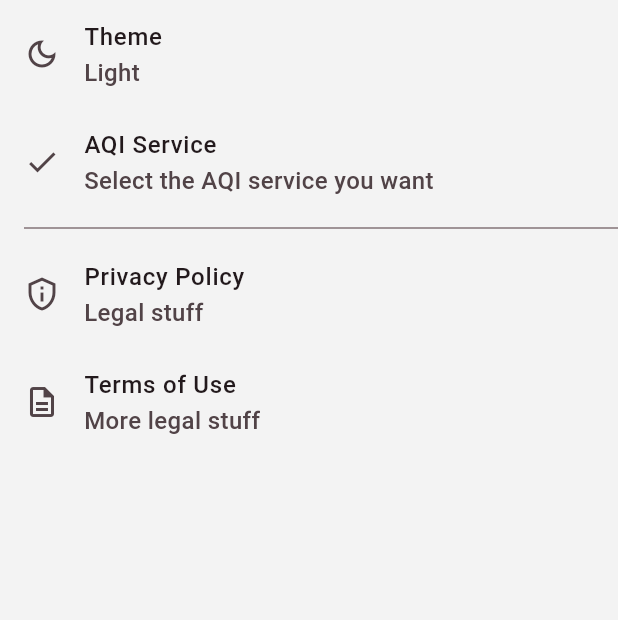
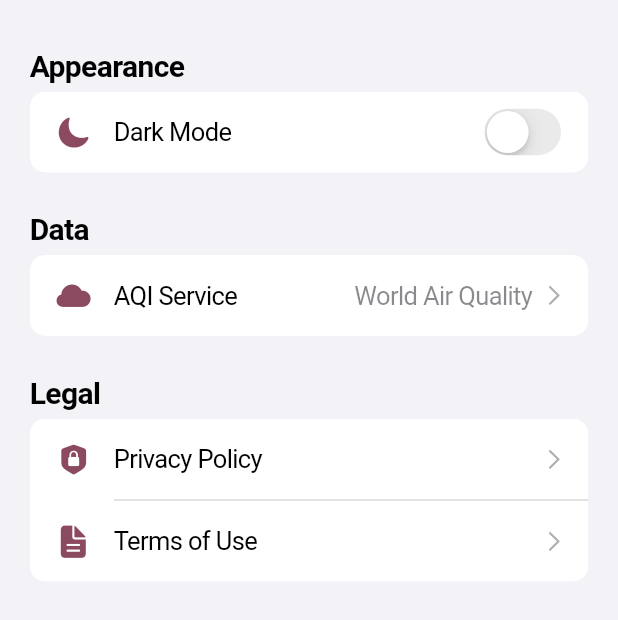
Before and after one commit to amha/ayer, a Flutter app: the SettingsScreen screen opened directly, on a phone screen of 412 x 824 dp. Shown: the top 620 px of the screen. Run offline on Flutter 3.47's test engine with Material 3 defaults, Android fonts, the phone set to English and light mode, and no system bars; our stand-ins replace flutter_dotenv, lottie; missing offline and left inert: liquid_tabbar_minimize.

Commit message:
Refactor settings screen layout and enhance theme selection
- Updated the settings screen to use a CustomScrollView for improved layout and responsiveness.
- Replaced the theme selection dialog with a CupertinoSwitch for easier theme toggling.
- Organized settings options into grouped sections for better visual clarity.
- Cleaned up imports and adjusted background colors based on the current theme for a cohesive design.

```diff
--- a/lib/settings/settings_screen.dart
+++ b/lib/settings/settings_screen.dart
@@ -1,3 +1,4 @@
+import 'package:flutter/cupertino.dart';
 import 'package:flutter/material.dart';
 import 'package:provider/provider.dart';
 import '../design/theme_provider.dart';
@@ -10,87 +11,116 @@ class SettingsScreen extends StatelessWidget {
   @override
   Widget build(BuildContext context) {
     final themeProvider = Provider.of<ThemeProvider>(context);
+    final accentColor = Theme.of(context).colorScheme.primary;
 
+    final isDark = Theme.of(context).brightness == Brightness.dark;
     return Scaffold(
-      backgroundColor: Theme.of(context).scaffoldBackgroundColor,
-      body: ListView(
+      backgroundColor: isDark
+          ? Theme.of(context).scaffoldBackgroundColor
+          : CupertinoColors.systemGroupedBackground,
+      body: CustomScrollView(
+        primary: false,
+        slivers: [
+          const SliverToBoxAdapter(child: SizedBox(height: 16)),
+          SliverToBoxAdapter(
+            child: CupertinoListSection.insetGrouped(
+              header: const Text('Appearance'),
               children: [
-          ListTile(
-            leading: const Icon(Icons.dark_mode_outlined),
-            title: const Text('Theme'),
-            subtitle: Text(themeProvider.isDarkMode ? 'Dark' : 'Light'),
-            onTap: () {
-              showDialog(
-                context: context,
-                builder: (BuildContext context) {
-                  return AlertDialog(
-                    backgroundColor: Theme.of(context).scaffoldBackgroundColor,
-                    title: const Text('Select a theme'),
-                    content: Column(
-                      mainAxisSize: MainAxisSize.min,
-                      children: [
-                        RadioListTile<bool>(
-                          title: const Text('Light'),
-                          value: false,
-                          groupValue: themeProvider.isDarkMode,
-                          onChanged: (bool? value) {
-                            if (value != null) {
+                CupertinoListTile.notched(
+                  leading: Container(
+                    width: 29,
+                    height: 29,
+                    alignment: Alignment.center,
+                    child: Icon(
+                      CupertinoIcons.moon_fill,
+                      color: accentColor,
+                    ),
+                  ),
+                  title: const Text('Dark Mode'),
+                  trailing: CupertinoSwitch(
+                    value: themeProvider.isDarkMode,
+                    onChanged: (value) {
                       themeProvider.toggleTheme(value);
-                              Navigator.pop(context);
-                            }
                     },
                   ),
-                        RadioListTile<bool>(
-                          title: const Text('Dark'),
-                          value: true,
-                          groupValue: themeProvider.isDarkMode,
-                          onChanged: (bool? value) {
-                            if (value != null) {
-                              themeProvider.toggleTheme(value);
-                              Navigator.pop(context);
-                            }
+                ),
+              ],
+            ),
+          ),
+          SliverToBoxAdapter(
+            child: CupertinoListSection.insetGrouped(
+              header: const Text('Data'),
+              children: [
+                CupertinoListTile.notched(
+                  leading: Container(
+                    width: 29,
+                    height: 29,
+                    alignment: Alignment.center,
+                    child: Icon(
+                      CupertinoIcons.cloud_fill,
+                      color: accentColor,
+                    ),
+                  ),
+                  title: const Text('AQI Service'),
+                  additionalInfo: const Text('World Air Quality'),
+                  trailing: const CupertinoListTileChevron(),
+                  onTap: () {
+                    // TODO: Navigate to AQI service selection
                   },
                 ),
               ],
             ),
-                  );
-                },
+          ),
+          SliverToBoxAdapter(
+            child: CupertinoListSection.insetGrouped(
+              header: const Text('Legal'),
+              children: [
+                CupertinoListTile.notched(
+                  leading: Container(
+                    width: 29,
+                    height: 29,
+                    alignment: Alignment.center,
+                    child: Icon(
+                      CupertinoIcons.lock_shield_fill,
+                      color: accentColor,
+                    ),
+                  ),
+                  title: const Text('Privacy Policy'),
+                  trailing: const CupertinoListTileChevron(),
+                  onTap: () {
+                    Navigator.push(
+                      context,
+                      CupertinoPageRoute(
+                        builder: (context) => const PrivacyPolicy(),
+                      ),
                     );
                   },
                 ),
-          const ListTile(
-            leading: Icon(Icons.check),
-            title: Text('AQI Service'),
-            subtitle: Text('Select the AQI service you want'),
+                CupertinoListTile.notched(
+                  leading: Container(
+                    width: 29,
+                    height: 29,
+                    alignment: Alignment.center,
+                    child: Icon(
+                      CupertinoIcons.doc_text_fill,
+                      color: accentColor,
                     ),
-          Divider(
-            indent: 16,
-            color: Theme.of(context).dividerColor,
                   ),
-          ListTile(
-            leading: const Icon(Icons.privacy_tip_outlined),
-            title: const Text('Privacy Policy'),
-            subtitle: const Text('Legal stuff'),
+                  title: const Text('Terms of Use'),
+                  trailing: const CupertinoListTileChevron(),
                   onTap: () {
                     Navigator.push(
                       context,
-                MaterialPageRoute(builder: (context) => const PrivacyPolicy()),
+                      CupertinoPageRoute(
+                        builder: (context) => const TermsOfUse(),
+                      ),
                     );
                   },
                 ),
-          ListTile(
-            leading: const Icon(Icons.description_outlined),
-            title: const Text('Terms of Use'),
-            subtitle: const Text('More legal stuff'),
-            onTap: () {
-              Navigator.push(
-                context,
-                MaterialPageRoute(builder: (context) => const TermsOfUse()),
-              );
-            },
+              ],
             ),
-
-          // Add more settings options as needed
+          ),
+          const SliverToBoxAdapter(child: SizedBox(height: 32)),
         ],
       ),
     );
```
Lines whose indentation alone changed are shown as unchanged.
